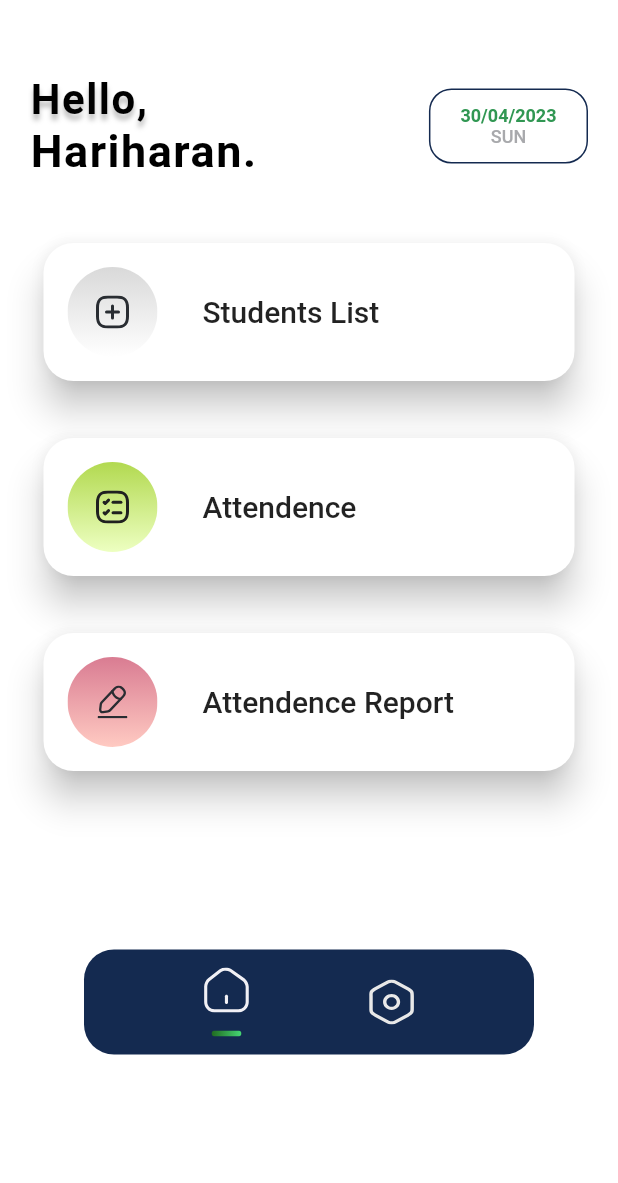
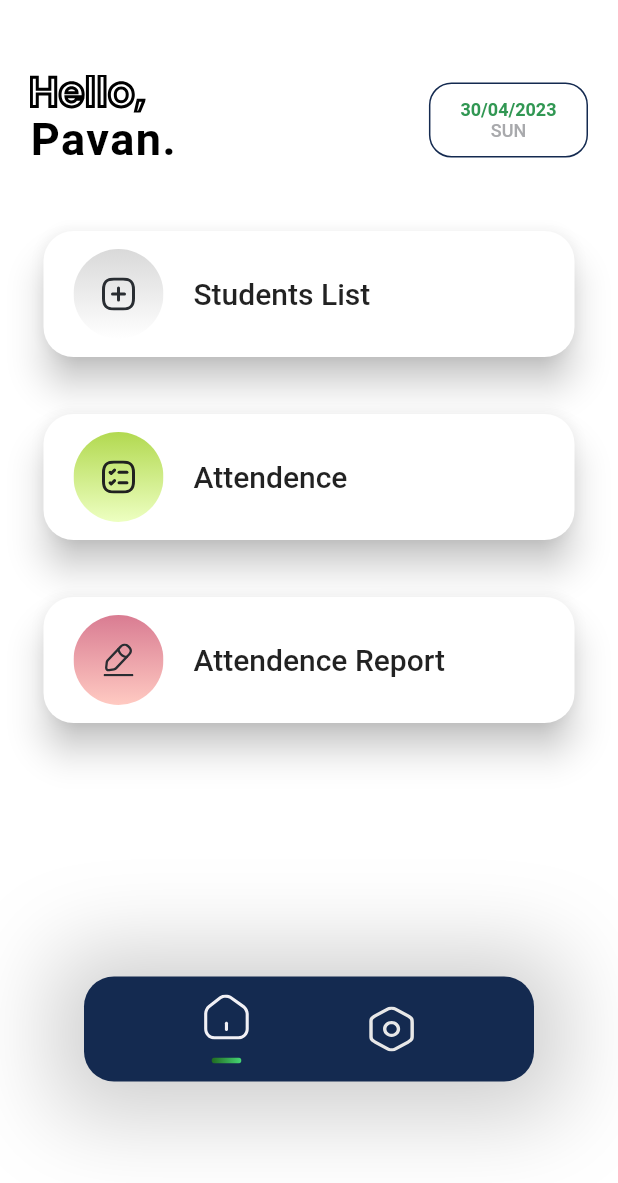
Before and after one commit to Hariharan148/kpr_sports, a Flutter app: the screen it shows after launch, on a phone screen of 412 x 824 dp. Shown: the top 1183 px of the screen. Run offline on Flutter 3.47's test engine with Material 2 defaults, Android fonts, the phone set to English and light mode, and no system bars; our stand-ins replace cloud_firestore, firebase_core, firebase_storage, flutter_svg, image_picker; accounts and stored records are empty; Roboto replaces fonts that are missing (Poppins).

Commit message:
Optimized Home UI

```diff
--- a/lib/home/home.dart
+++ b/lib/home/home.dart
@@ -14,6 +14,8 @@ class _HomeScreenState extends State<HomeScreen> {
   late String formatedDate;
   late String day;
   bool isHomePage = true;
+
+  @override
   void initState() {
     currentDate = DateTime.now();
     formatedDate = DateFormat('dd/MM/yyyy').format(currentDate);
@@ -23,39 +25,23 @@ class _HomeScreenState extends State<HomeScreen> {
 
   @override
   Widget build(BuildContext context) {
-    return Container(
-      color: Color.fromRGBO(255, 255, 255, 1.0),
+    return SafeArea(
+      child: Container(
+        color: const Color.fromRGBO(255, 255, 255, 1.0),
         child: SafeArea(
           child: Column(children: [
             Container(
-            padding: EdgeInsets.only(left: 20, right: 20, top: 50, bottom: 25),
+              padding:
+                  const EdgeInsets.only(left: 20, right: 20, top: 50, bottom: 25),
               child: Row(
                 mainAxisAlignment: MainAxisAlignment.spaceBetween,
                 children: [
                   Column(
                     crossAxisAlignment: CrossAxisAlignment.start,
                     children: [
-                    Text(
-                      "Hello,",
-                      style: TextStyle(
-                        letterSpacing: 1,
-                        fontSize: 28,
-                        fontWeight: FontWeight.w600,
-                        fontStyle: FontStyle.normal,
-                        decoration: TextDecoration.none,
-                        color: Colors.black,
-                        fontFamily: 'Poppins',
-                        shadows: [
-                          Shadow(
-                            blurRadius: 4,
-                            color: Colors.black.withOpacity(0.25),
-                            offset: const Offset(0, 4),
-                          )
-                        ],
-                      ),
-                    ),
+                      SvgPicture.asset('assets/Home/Hello.svg'),
                       const Text(
-                      "Hariharan.",
+                        "Pavan.",
                         style: TextStyle(
                           letterSpacing: 1,
                           fontSize: 30,
@@ -69,17 +55,17 @@ class _HomeScreenState extends State<HomeScreen> {
                     ],
                   ),
                   Container(
-                  padding: EdgeInsets.symmetric(horizontal: 20, vertical: 10),
+                    padding: const EdgeInsets.symmetric(horizontal: 20, vertical: 10),
                     alignment: Alignment.center,
                     decoration: BoxDecoration(
                       border: Border.all(
-                        color: Color.fromRGBO(20, 42, 80, 1), width: 1),
+                          color: const Color.fromRGBO(20, 42, 80, 1), width: 1),
                       borderRadius: BorderRadius.circular(15),
                     ),
                     child: Column(
                       children: [
                         Text(
-                        "$formatedDate",
+                          formatedDate,
                           style: const TextStyle(
                             fontSize: 12,
                             decoration: TextDecoration.none,
@@ -90,7 +76,7 @@ class _HomeScreenState extends State<HomeScreen> {
                           ),
                         ),
                         Text(
-                        "${day}",
+                          day,
                           style: const TextStyle(
                               fontSize: 12,
                               decoration: TextDecoration.none,
@@ -115,18 +101,26 @@ class _HomeScreenState extends State<HomeScreen> {
                 "assets/Home/attendance.svg"),
             _buildMenuCard("Attendence Report", "/report", context,
                 "assets/Home/report_background.svg", "assets/Home/report.svg"),
-          SizedBox(
-            height: 100,
+            const SizedBox(
+              height: 150,
             ),
             Container(
-              // color: Color.fromRGBO(20, 42, 80, 1),
-              // padding: EdgeInsets.symmetric(vertical: 1000),
+
                 height: 70,
                 width: 300,
-              // color: Color.fromRGBO(20, 42, 80, 1),
+
                 decoration: BoxDecoration(
                   borderRadius: BorderRadius.circular(20),
-                  color: Color.fromRGBO(20, 42, 80, 1)),
+                  color: const Color.fromRGBO(20, 42, 80, 1),
+                  boxShadow: [
+                    BoxShadow(
+                      color: Colors.grey.withOpacity(0.5),
+                      spreadRadius: 20,
+                      blurRadius: 50,
+                      offset: const Offset(0, 3),
+                    ),
+                  ],
+                ),
                 child: Row(
                   mainAxisAlignment: MainAxisAlignment.spaceEvenly,
                   children: [
@@ -136,18 +130,11 @@ class _HomeScreenState extends State<HomeScreen> {
                           isHomePage = true;
                         });
                       },
-                    child: Column(
-                      mainAxisAlignment: (isHomePage)
-                          ? MainAxisAlignment.spaceEvenly
-                          : MainAxisAlignment.center,
-                      children: [
-                        SvgPicture.asset('assets/Home/home_icon.svg'),
-                        Visibility(
-                            visible: isHomePage,
-                            child:
-                                SvgPicture.asset('assets/Home/select_icon.svg'))
-                      ],
-                    ),
+                      child: _navBar(
+                          context,
+                          isHomePage,
+                          'assets/Home/home_icon.svg',
+                          'assets/Home/select_icon.svg'),
                     ),
                     GestureDetector(
                       onTap: () {
@@ -155,33 +142,30 @@ class _HomeScreenState extends State<HomeScreen> {
                           isHomePage = false;
                         });
                       },
-                    child: Column(
-                      mainAxisAlignment: (!isHomePage)
-                          ? MainAxisAlignment.spaceEvenly
-                          : MainAxisAlignment.center,
-                      children: [
-                        SvgPicture.asset('assets/Home/settings_icon.svg'),
-                        Visibility(
-                            visible: !isHomePage,
-                            child:
-                                SvgPicture.asset('assets/Home/select_icon.svg'))
-                      ],
+                      child: _navBar(
+                          context,
+                          !isHomePage,
+                          'assets/Home/settings_icon.svg',
+                          'assets/Home/select_icon.svg'),
                     ),
-                  )
                   ],
                 ))
           ]),
         ),
+      ),
     );
   }
 
-  // selectPage() {
-  //   if (!isHomePage) {
-  //     return SvgPicture.asset('assets/Home/select_icon.svg');
-  //   } else {
-  //     return Container();
-  //   }
-  // }
+  Widget _navBar(BuildContext context, homePage, mainAsset, subAsset) {
+    return Column(
+      mainAxisAlignment:
+          (homePage) ? MainAxisAlignment.spaceEvenly : MainAxisAlignment.center,
+      children: [
+        SvgPicture.asset(mainAsset),
+        Visibility(visible: homePage, child: SvgPicture.asset(subAsset))
+      ],
+    );
+  }
 
   Widget _buildMenuCard(String title, String routeName, BuildContext context,
       background, mainIcon) {
@@ -198,7 +182,7 @@ class _HomeScreenState extends State<HomeScreen> {
           ),
           elevation: 10,
           child: Container(
-            padding: const EdgeInsets.all(16.0),
+            padding: EdgeInsets.only(top: 12, bottom: 12, left: 20, right: 12),
             child: Row(
               // mainAxisAlignment: MainAxisAlignment.center,
               children: [
@@ -207,7 +191,7 @@ class _HomeScreenState extends State<HomeScreen> {
                   SvgPicture.asset(mainIcon)
                 ]),
                 Padding(
-                  padding: EdgeInsets.only(left: 30),
+                  padding: EdgeInsets.only(left: 20),
                   child: Text(
                     title,
                     style: const TextStyle(
```
Also changed, not shown: assets/Home/Hello.svg (added), assets/Home/cone_1.svg (added). Lines whose indentation alone changed are shown as unchanged.
